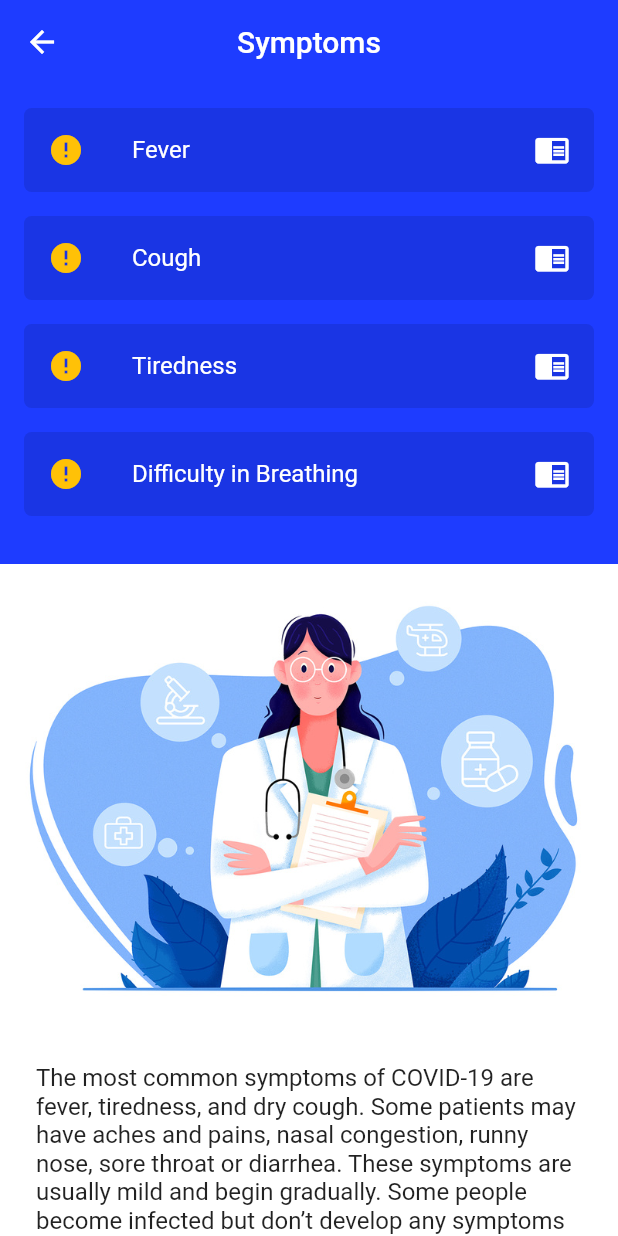
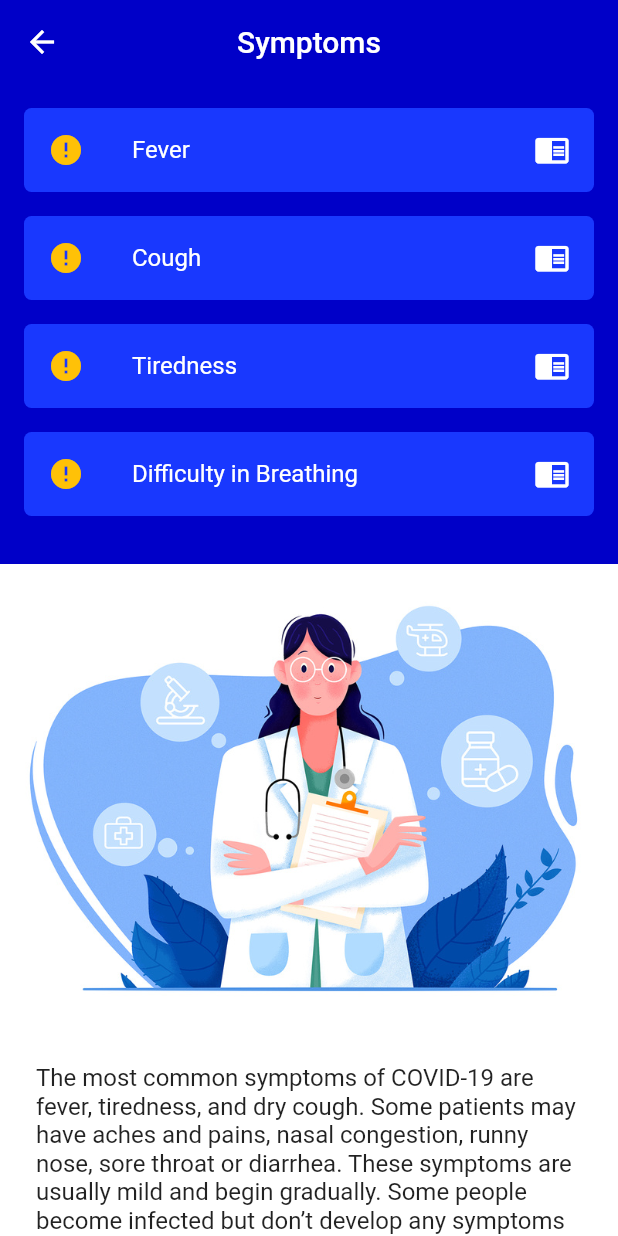
Before and after one commit to ashishkhuraishy/CovidUpdates, a Flutter app: the screen it shows after launch, after a tap on "Symptoms", on a phone screen of 412 x 824 dp. Run offline on Flutter 3.47's test engine with Material 2 defaults, Android fonts, the phone set to English and light mode, and no system bars; our stand-ins replace fl_chart, font_awesome_flutter, google_fonts; network calls fail.

Commit message:
Minor UI updates

```diff
--- a/lib/Screens/homePage.dart
+++ b/lib/Screens/homePage.dart
@@ -13,7 +13,7 @@ class _HomePageState extends State<HomePage> {
   Widget build(BuildContext context) {
     double width = MediaQuery.of(context).size.width;
     return Scaffold(
-      backgroundColor: Color(0xFF1E3CFF),
+      backgroundColor: Color.fromRGBO(0,0,200,1),
       body: SafeArea(
         child: Container(
           child: SingleChildScrollView(
@@ -21,7 +21,7 @@ class _HomePageState extends State<HomePage> {
               crossAxisAlignment: CrossAxisAlignment.start,
               children: <Widget>[
                 Container(
-                  color: Color(0xFF1E3CFF),
+                  color: Color.fromRGBO(0,0,200,1),
                   child: Column(
                     children: <Widget>[
                       Container(
--- a/lib/Screens/preventionPage.dart
+++ b/lib/Screens/preventionPage.dart
@@ -22,7 +22,7 @@ class _PreventioPageState extends State<PreventioPage> {
           children: <Widget>[
             Container(
               padding: EdgeInsets.all(16.0),
-              color: Color(0xFF1E3CFF),
+              color: Color.fromRGBO(0,0,200,1),
               child: PreventionItems(),
             ),
             Image.asset('assets/images/doctor1.jpg'),
--- a/lib/Screens/symptomsPage.dart
+++ b/lib/Screens/symptomsPage.dart
@@ -17,7 +17,7 @@ class SymptomsPage extends StatelessWidget {
           children: <Widget>[
             Container(
               padding: EdgeInsets.all(16.0),
-              color: Color(0xFF1E3CFF),
+              color: Color.fromRGBO(0,0,200,1),
               child: SymptomsItems(),
             ),
             Image.asset('assets/images/symptomMain.jpg'),
--- a/lib/Widgets/homeNavItems.dart
+++ b/lib/Widgets/homeNavItems.dart
@@ -74,7 +74,7 @@ Widget getHomePageNavItems(
       child: Container(
         padding: EdgeInsets.all(16.0),
         decoration: BoxDecoration(
-            color: Color(0xFF1A35E4),
+            color: Color(0xFF1938FE),
             borderRadius: BorderRadius.all(Radius.circular(5.0))),
         child: Column(
           crossAxisAlignment: CrossAxisAlignment.start,
--- a/lib/Widgets/symptomsItems.dart
+++ b/lib/Widgets/symptomsItems.dart
@@ -55,7 +55,7 @@ class _PreventionItemsState extends State<PreventionItems> {
 Widget getSymptomsItems(BuildContext context, String text) {
   return Container(
     decoration: BoxDecoration(
-        color: Color(0xFF1A35E4),
+        color: Color(0xFF1938FE),
         borderRadius: BorderRadius.all(Radius.circular(5.0))),
     child: ListTile(
       leading: Icon(
--- a/lib/main.dart
+++ b/lib/main.dart
@@ -15,7 +15,7 @@ class MyApp extends StatelessWidget {
     return MaterialApp(
       title: 'Covid Updates',
       theme: ThemeData(
-        primaryColor: Color(0xFF1E3CFF),
+        primaryColor: Color.fromRGBO(0,0,200,1),
         textTheme: GoogleFonts.robotoTextTheme(
           Theme.of(context).textTheme
         ),
```
